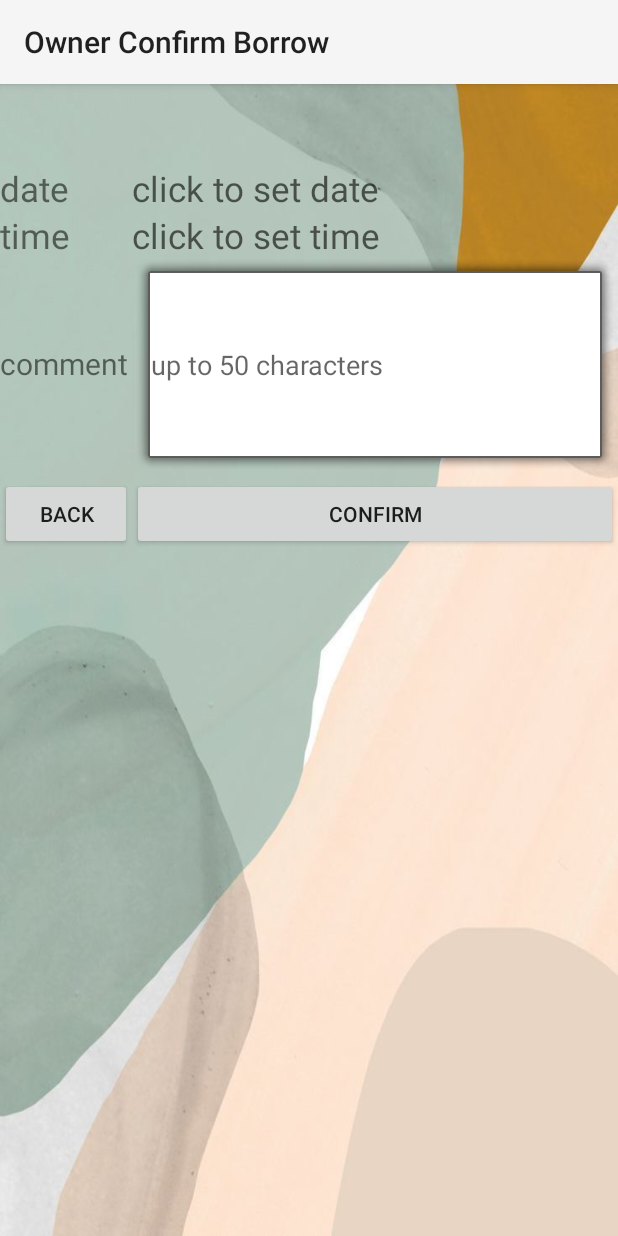
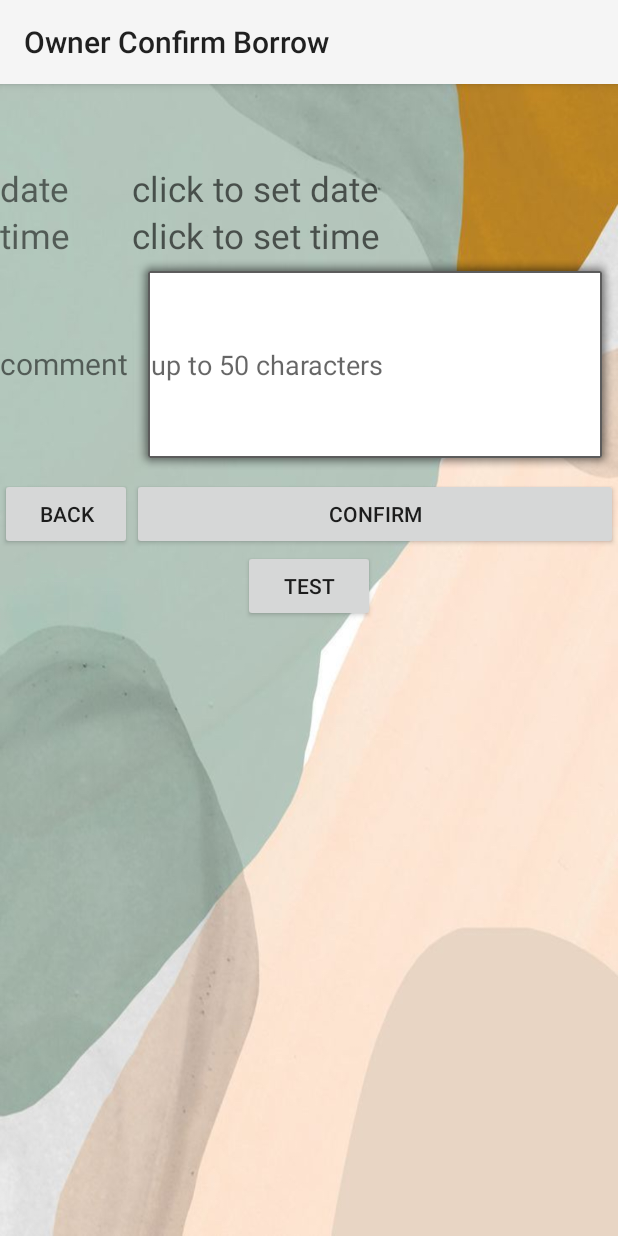
Before and after one commit to cmput301w19t10/BookSwap, an Android app: the ORequestedSwapActivity screen opened directly, with no data from a screen before it, on a phone screen of 412 x 824 dp. Run offline under Robolectric (Android 15) with nearby library versions, the phone set to English and light mode, and no system bars.

```diff
--- a/app/src/main/java/com/example/bookswap/ORequestedSwapActivity.java
+++ b/app/src/main/java/com/example/bookswap/ORequestedSwapActivity.java
@@ -25,6 +25,7 @@ public class ORequestedSwapActivity extends AppCompatActivity {
     private TextView comment;
     private Button swap;
     private Button back;
+    private Button locat;
     private Swap swapclass = new Swap();
     private Book swapingBook;
 
@@ -43,6 +44,7 @@ public class ORequestedSwapActivity extends AppCompatActivity {
         comment = (TextView) findViewById(R.id.comment_text_o) ;
         swap = (Button) findViewById(R.id.confirm);
         back = (Button) findViewById(R.id.back);
+        locat = (Button) findViewById(R.id.locationButton);
 
         Intent intent = getIntent();
         final Book swapingBook = intent.getParcelableExtra("book");
@@ -151,6 +153,14 @@ public class ORequestedSwapActivity extends AppCompatActivity {
             }
         });
 
+        locat.setOnClickListener(new View.OnClickListener() {
+            @Override
+            public void onClick(View v) {
+                Intent intent = new Intent(ORequestedSwapActivity.this, MapSelectActivity.class);
+                startActivity(intent);
+            }
+        });
+
 
         back.setOnClickListener(new View.OnClickListener() {
             @Override
--- /dev/null
+++ b/app/src/main/res/layout/activity_map_select.xml
@@ -0,0 +1,6 @@
+<?xml version="1.0" encoding="utf-8"?>
+<fragment xmlns:android="http://schemas.android.com/apk/res/android"
+    android:name="com.google.android.gms.maps.SupportMapFragment"
+    android:id="@+id/selectMap"
+    android:layout_width="match_parent"
+    android:layout_height="match_parent"/>
--- a/app/src/main/res/layout/activity_orequested_swap.xml
+++ b/app/src/main/res/layout/activity_orequested_swap.xml
@@ -1,24 +1,30 @@
 <?xml version="1.0" encoding="utf-8"?>
 
-<TableLayout
-    xmlns:android="http://schemas.android.com/apk/res/android"
+<RelativeLayout xmlns:android="http://schemas.android.com/apk/res/android"
+    xmlns:tools="http://schemas.android.com/tools"
     android:layout_width="match_parent"
     android:layout_height="match_parent"
     android:background="@drawable/background"
+    tools:context=".ORequestedSwapActivity">
+    <TableLayout
+        android:id="@+id/table"
+        android:layout_width="match_parent"
+        android:layout_height="wrap_content"
         android:stretchColumns="1">
+
 
         <TableRow
             android:id="@+id/tableRow"
             android:layout_width="wrap_content"
-        android:layout_height="wrap_content" >
+            android:layout_height="wrap_content">
 
             <TextView
                 android:id="@+id/bookInfo"
-            android:layout_span="2"
                 android:layout_width="match_parent"
                 android:layout_height="match_parent"
-            android:textSize="40sp"
-            />
+                android:layout_span="2"
+                android:textSize="40sp" />
+
             <requestFocus />
         </TableRow>
 
@@ -26,22 +32,22 @@
         <TableRow
             android:id="@+id/tableRow1"
             android:layout_width="wrap_content"
-        android:layout_height="wrap_content" >
+            android:layout_height="wrap_content">
 
             <TextView
                 android:id="@+id/date"
                 android:layout_width="match_parent"
                 android:layout_height="match_parent"
-            android:textSize="23sp"
-            android:text="date" />
+                android:text="date"
+                android:textSize="23sp" />
 
             <TextView
                 android:id="@+id/date_text"
                 android:layout_width="wrap_content"
                 android:layout_height="wrap_content"
                 android:ems="10"
-            android:textSize="23sp"
-            android:hint="click to set date">
+                android:hint="click to set date"
+                android:textSize="23sp">
 
                 <requestFocus />
             </TextView>
@@ -50,33 +56,32 @@
         <TableRow
             android:id="@+id/tableRow2"
             android:layout_width="wrap_content"
-        android:layout_height="wrap_content" >
+            android:layout_height="wrap_content">
 
             <TextView
                 android:id="@+id/time"
                 android:layout_width="match_parent"
-            android:textSize="23sp"
                 android:layout_height="match_parent"
-            android:text="time" />
+                android:text="time"
+                android:textSize="23sp" />
 
             <TextView
                 android:id="@+id/time_text"
                 android:layout_width="wrap_content"
                 android:layout_height="wrap_content"
-            android:textSize="23sp"
                 android:ems="10"
-            android:hint="click to set time">
+                android:hint="click to set time"
+                android:textSize="23sp">
 
                 <requestFocus />
             </TextView>
         </TableRow>
 
 
-
         <TableRow
             android:id="@+id/tableRow6"
             android:layout_width="wrap_content"
-        android:layout_height="wrap_content" >
+            android:layout_height="wrap_content">
 
             <TextView
                 android:id="@+id/comment"
@@ -98,12 +103,10 @@
         </TableRow>
 
 
-
-
         <TableRow
             android:id="@+id/tableRow7"
             android:layout_width="wrap_content"
-        android:layout_height="wrap_content" >
+            android:layout_height="wrap_content">
 
             <Button
                 android:id="@+id/back"
@@ -114,5 +117,13 @@
                 android:text="confirm" />
         </TableRow>
 
+    </TableLayout>
+    <Button
+        android:id="@+id/locationButton"
+        android:layout_width="wrap_content"
+        android:layout_height="wrap_content"
+        android:layout_below="@+id/table"
+        android:layout_centerHorizontal="true"
+        android:text="TEST" />
 
-</TableLayout>
+</RelativeLayout>
--- a/build.gradle
+++ b/build.gradle
@@ -19,7 +19,9 @@ allprojects {
     repositories {
         google()
         jcenter()
-
+        maven {
+            url "https://maven.google.com"
+        }
     }
 }
 
```
Also changed, not shown: app/build.gradle (+8 -7 lines), app/src/main/AndroidManifest.xml (+6 -2 lines), app/src/main/java/com/example/bookswap/MapSelectActivity.java (added, +35 -0 lines). Lines whose indentation alone changed are shown as unchanged.
